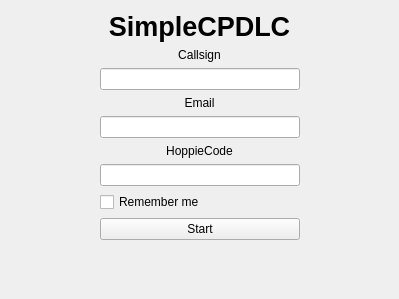
Old version of the form src/ui/form/start_window.ui in the repository half-nothing/SimpleCPDLC.
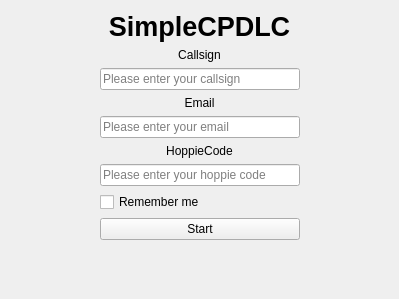
New version of the form.

Patch:
```diff
--- a/src/ui/form/start_window.ui
+++ b/src/ui/form/start_window.ui
@@ -50,6 +50,9 @@
      <property name="alignment">
       <set>Qt::AlignmentFlag::AlignLeading|Qt::AlignmentFlag::AlignLeft|Qt::AlignmentFlag::AlignVCenter</set>
      </property>
+     <property name="placeholderText">
+      <string>Please enter your callsign</string>
+     </property>
     </widget>
    </item>
    <item row="2" column="2">
@@ -96,10 +99,18 @@
     </widget>
    </item>
    <item row="5" column="1">
-    <widget class="QLineEdit" name="email"/>
+    <widget class="QLineEdit" name="email">
+     <property name="placeholderText">
+      <string>Please enter your email</string>
+     </property>
+    </widget>
    </item>
    <item row="7" column="1">
-    <widget class="QLineEdit" name="hoppie_code"/>
+    <widget class="QLineEdit" name="hoppie_code">
+     <property name="placeholderText">
+      <string>Please enter your hoppie code</string>
+     </property>
+    </widget>
    </item>
    <item row="0" column="0" colspan="3">
     <widget class="QLabel" name="label">
```
